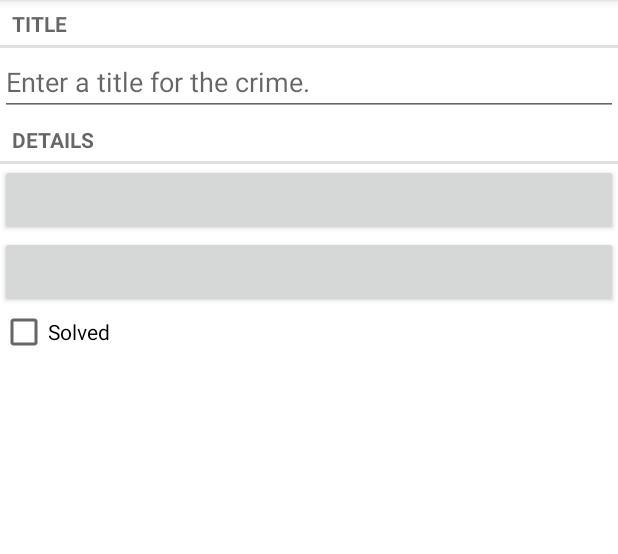
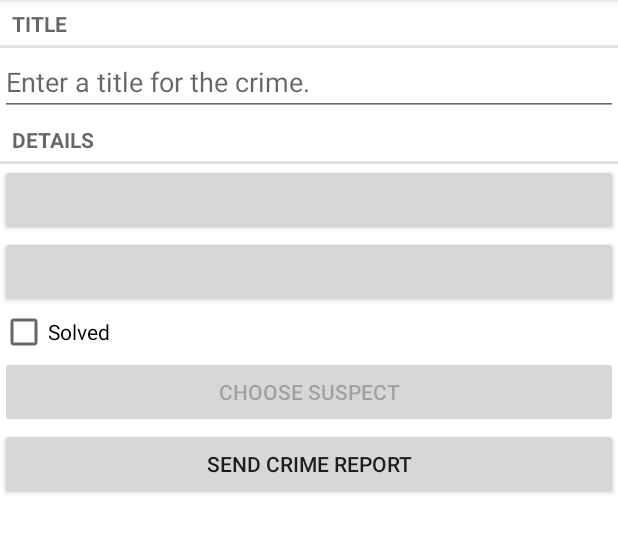
Before and after one commit to abdullahalamodi/android-kotlin-lec9_10, an Android app: the screen it shows after launch (MainActivity), after a tap on an icon or button, on a phone screen of 412 x 824 dp, the part 84-638 px from its top. Run offline under Robolectric (Android 15) with nearby library versions, the phone set to English and light mode, and no system bars; our stand-ins replace Room's generated code; 1 statement that could not run was skipped.

Commit message:
add implict intent to get suspect name

```diff
--- a/app/src/main/java/com/abdullahalamodi/criminalintent/Crime.kt
+++ b/app/src/main/java/com/abdullahalamodi/criminalintent/Crime.kt
@@ -9,5 +9,6 @@ data class Crime(@PrimaryKey
     var title: String = "",
     var date: Date = Date(),
     var isSolved: Boolean = false,
+    var suspect: String = ""
     //var requiresPolice: Boolean = false
 )
--- a/app/src/main/java/com/abdullahalamodi/criminalintent/CrimeFragment.kt
+++ b/app/src/main/java/com/abdullahalamodi/criminalintent/CrimeFragment.kt
@@ -1,8 +1,15 @@
 package com.abdullahalamodi.criminalintent
 
+import android.app.Activity
+import android.content.Intent
+import android.content.pm.PackageManager
+import android.content.pm.ResolveInfo
+import android.net.Uri
 import android.os.Bundle
+import android.provider.ContactsContract
 import android.text.Editable
 import android.text.TextWatcher
+import android.text.format.DateFormat.format
 import android.view.LayoutInflater
 import android.view.View
 import android.view.ViewGroup
@@ -19,15 +26,19 @@ private const val DIALOG_DATE = "DialogDate"
 private const val DIALOG_TIME = "DialogTime"
 private const val REQUEST_DATE = 0
 private const val REQUEST_TIME = 1
+private const val REQUEST_CONTACT = 2
+private const val DATE_FORMAT = "EEE, MMM, dd"
 
 class CrimeFragment : Fragment(),
-    DatePickerFragment.Callbacks,TimePickerFragment.Callbacks {
+    DatePickerFragment.Callbacks, TimePickerFragment.Callbacks {
 
     private lateinit var crime: Crime;
     private lateinit var titleField: EditText
     private lateinit var dateButton: Button
     private lateinit var timeButton: Button
     private lateinit var solvedCheckBox: CheckBox
+    private lateinit var reportButton: Button
+    private lateinit var suspectButton: Button
 
 
     private val crimeDetailViewModel: CrimeDetailViewModel by lazy {
@@ -51,6 +62,8 @@ class CrimeFragment : Fragment(),
         dateButton = view.findViewById(R.id.crime_date);
         timeButton = view.findViewById(R.id.crime_time);
         solvedCheckBox = view.findViewById(R.id.crime_solved);
+        reportButton = view.findViewById(R.id.crime_report)
+        suspectButton = view.findViewById(R.id.crime_suspect)
 //        dateButton.apply {
 //            text = crime.date.toString()
 //            isEnabled = false
@@ -72,6 +85,37 @@ class CrimeFragment : Fragment(),
             TimePickerFragment.newInstance(crime.date).apply {
                 setTargetFragment(this@CrimeFragment, REQUEST_TIME)
                 show(this@CrimeFragment.requireFragmentManager(), DIALOG_TIME)
+            }
+        }
+
+        reportButton.setOnClickListener {
+            Intent(Intent.ACTION_SEND).apply {
+                type = "text/plain"
+                putExtra(Intent.EXTRA_TEXT, getCrimeReport())
+                putExtra(
+                    Intent.EXTRA_SUBJECT,
+                    getString(R.string.crime_report_subject)
+                )
+            }.also { intent ->
+                val chooserIntent =
+                    Intent.createChooser(intent, getString(R.string.send_report))
+                startActivity(chooserIntent)
+            }
+        }
+
+        suspectButton.apply {
+            val pickContactIntent =
+                Intent(Intent.ACTION_PICK, ContactsContract.Contacts.CONTENT_URI)
+            setOnClickListener {
+                startActivityForResult(pickContactIntent, REQUEST_CONTACT)
+            }
+            //pickContactIntent.addCategory(Intent.CATEGORY_HOME)
+            val packageManager: PackageManager = requireActivity().packageManager
+            val resolvedActivity: ResolveInfo? =
+                packageManager.resolveActivity(pickContactIntent,
+                    PackageManager.MATCH_DEFAULT_ONLY)
+            if (resolvedActivity == null) {
+                isEnabled = false
             }
         }
         return view;
@@ -123,6 +167,57 @@ class CrimeFragment : Fragment(),
             isChecked = crime.isSolved;
             jumpDrawablesToCurrentState()
         }
+        if (crime.suspect.isNotEmpty()) {
+            suspectButton.text = crime.suspect
+        }
+    }
+
+
+    override fun onActivityResult(requestCode: Int, resultCode: Int, data: Intent?) {
+        when {
+            resultCode != Activity.RESULT_OK -> return
+            requestCode == REQUEST_CONTACT && data != null -> {
+                val contactUri: Uri? = data.data
+                // Specify which fields you want your query to return values for
+                val queryFields = arrayOf(ContactsContract.Contacts.DISPLAY_NAME)
+                // Perform your query - the contactUri is like a "where" clause here
+                val cursor = contactUri?.let {
+                    requireActivity().contentResolver
+                        .query(it, queryFields, null, null, null)
+                }
+                cursor?.use {
+                    // Verify cursor contains at least one result
+                    if (it.count == 0) {
+                        return
+                    }
+                    // Pull out the first column of the first row of data -
+                    // that is your suspect's name
+                    it.moveToFirst()
+                    val suspect = it.getString(0)
+                    crime.suspect = suspect
+                    crimeDetailViewModel.saveCrime(crime)
+                    suspectButton.text = suspect
+                }
+            }
+        }
+    }
+
+    private fun getCrimeReport(): String {
+        val solvedString = if (crime.isSolved) {
+            getString(R.string.crime_report_solved)
+        } else {
+            getString(R.string.crime_report_unsolved)
+        }
+        val dateString = format(DATE_FORMAT, crime.date).toString()
+        var suspect = if (crime.suspect.isBlank()) {
+            getString(R.string.crime_report_no_suspect)
+        } else {
+            getString(R.string.crime_report_suspect, crime.suspect)
+        }
+        return getString(
+            R.string.crime_report,
+            crime.title, dateString, solvedString, suspect
+        )
     }
 
     companion object {
@@ -143,6 +238,6 @@ class CrimeFragment : Fragment(),
     }
 
     override fun onTimeSelected(date: Date) {
-        timeButton.text = SimpleDateFormat("HH:mm",Locale.getDefault()).format(date);
+        timeButton.text = SimpleDateFormat("HH:mm", Locale.getDefault()).format(date);
     }
 }
--- a/app/src/main/java/com/abdullahalamodi/criminalintent/CrimeRepository.kt
+++ b/app/src/main/java/com/abdullahalamodi/criminalintent/CrimeRepository.kt
@@ -4,6 +4,7 @@ import android.content.Context
 import androidx.lifecycle.LiveData
 import androidx.room.Room
 import com.abdullahalamodi.criminalintent.database.CrimeDatabase
+import com.abdullahalamodi.criminalintent.database.migration_1_2
 import java.util.*
 import java.util.concurrent.Executors
 
@@ -14,8 +15,9 @@ class CrimeRepository private constructor(context: Context) {
     private val database: CrimeDatabase = Room.databaseBuilder(
         context.applicationContext,
         CrimeDatabase::class.java,
-        DATABASE_NAME
-    ).build()
+        DATABASE_NAME)
+        .addMigrations(migration_1_2)
+        .build()
 
     private val crimeDao = database.crimeDao();
     private val executor = Executors.newSingleThreadExecutor()
--- a/app/src/main/java/com/abdullahalamodi/criminalintent/database/CrimeDatabase.kt
+++ b/app/src/main/java/com/abdullahalamodi/criminalintent/database/CrimeDatabase.kt
@@ -3,10 +3,20 @@ package com.abdullahalamodi.criminalintent.database
 import androidx.room.Database
 import androidx.room.RoomDatabase
 import androidx.room.TypeConverters
+import androidx.room.migration.Migration
+import androidx.sqlite.db.SupportSQLiteDatabase
 import com.abdullahalamodi.criminalintent.Crime
 
-@Database(entities = [ Crime::class ], version=1,exportSchema = false)
+@Database(entities = [ Crime::class ], version=2,exportSchema = false)
 @TypeConverters(CrimeTypeConverters::class)
 abstract class CrimeDatabase : RoomDatabase() {
     abstract fun crimeDao():CrimeDao;
 }
+
+val migration_1_2 = object : Migration(1, 2) {
+    override fun migrate(database: SupportSQLiteDatabase) {
+        database.execSQL(
+            "ALTER TABLE Crime ADD COLUMN suspect TEXT NOT NULL DEFAULT ''"
+        )
+    }
+}
--- a/app/src/main/res/layout/fragment_crime.xml
+++ b/app/src/main/res/layout/fragment_crime.xml
@@ -4,6 +4,8 @@
     android:layout_width="match_parent"
     android:layout_height="match_parent"
     android:background="@android:color/white"
+    android:clickable="true"
+    android:focusable="true"
     android:orientation="vertical">
 
     <TextView
@@ -41,4 +43,15 @@
         android:layout_width="match_parent"
         android:layout_height="wrap_content"
         android:text="@string/crime_solved_label" />
+
+    <Button
+        android:id="@+id/crime_suspect"
+        android:layout_width="match_parent"
+        android:layout_height="wrap_content"
+        android:text="@string/crime_suspect_text"/>
+    <Button
+        android:id="@+id/crime_report"
+        android:layout_width="match_parent"
+        android:layout_height="wrap_content"
+        android:text="@string/crime_report_text"/>
 </LinearLayout>
--- a/app/src/main/res/values/strings.xml
+++ b/app/src/main/res/values/strings.xml
@@ -6,4 +6,14 @@
     <string name="crime_solved_label">Solved</string>
     <string name="new_crime">New Crime</string>
     <string name="add_clue">There are no crimes try to add one</string>
+    <string name="crime_suspect_text">Choose Suspect</string>
+    <string name="crime_report_text">Send Crime Report</string>
+    <string name="crime_report">%1$s!The crime was discovered on %2$s. %3$s, and %4$s</string>
+    <string name="crime_report_solved">The case is solved</string>
+    <string name="crime_report_unsolved">The case is not solved</string>
+    <string name="crime_report_no_suspect">there is no suspect.</string>
+    <string name="crime_report_suspect">the suspect is %s.</string>
+    <string name="crime_report_subject">CriminalIntent Crime Report</string>
+    <string name="send_report">Send crime report via</string>
+
 </resources>
```
